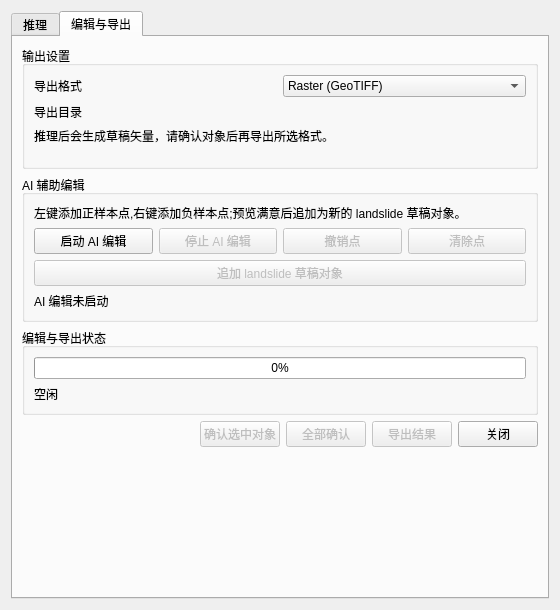
First picture: the form in land_cover_classification/land_cover_classification_dialog_base.ui, repository ZDongFan/semantic_segmentation, before the edit.
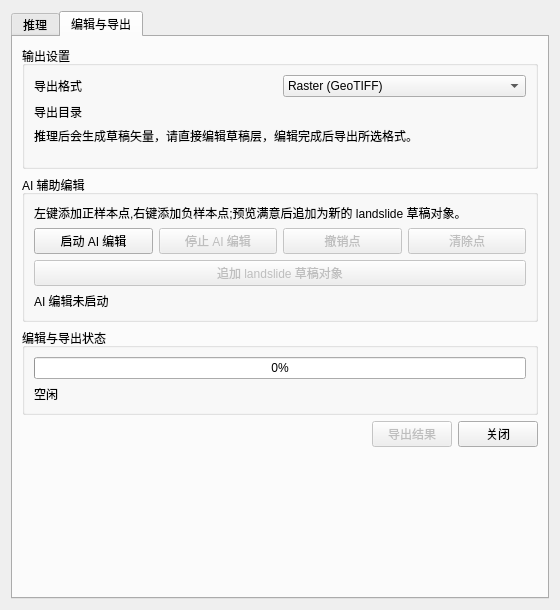
Second picture: the form after the edit. The open tabs and pages were chosen to show the change. Custom widgets are drawn as their Qt base class.

Commit message: 确认选中对象和全部确认 按钮及逻辑删除

Patch:
```diff
--- a/land_cover_classification/land_cover_classification_dialog_base.ui
+++ b/land_cover_classification/land_cover_classification_dialog_base.ui
@@ -294,7 +294,7 @@
           <item row="2" column="0" colspan="2">
            <widget class="QLabel" name="workflowHintLabel">
             <property name="text">
-             <string>推理后会生成草稿矢量，请确认对象后再导出所选格式。</string>
+             <string>推理后会生成草稿矢量，请直接编辑草稿层，编辑完成后导出所选格式。</string>
             </property>
             <property name="wordWrap">
              <bool>true</bool>
@@ -432,26 +432,6 @@
            </property>
           </spacer>
          </item>
-         <item>
-          <widget class="QPushButton" name="confirmSelectedBtn">
-           <property name="enabled">
-            <bool>false</bool>
-           </property>
-           <property name="text">
-            <string>确认选中对象</string>
-           </property>
-          </widget>
-         </item>
-         <item>
-          <widget class="QPushButton" name="confirmAllBtn">
-           <property name="enabled">
-            <bool>false</bool>
-           </property>
-           <property name="text">
-            <string>全部确认</string>
-           </property>
-          </widget>
-         </item>
          <item>
           <widget class="QPushButton" name="exportRasterBtn">
            <property name="enabled">
```
The commit also changes 2 other files.
